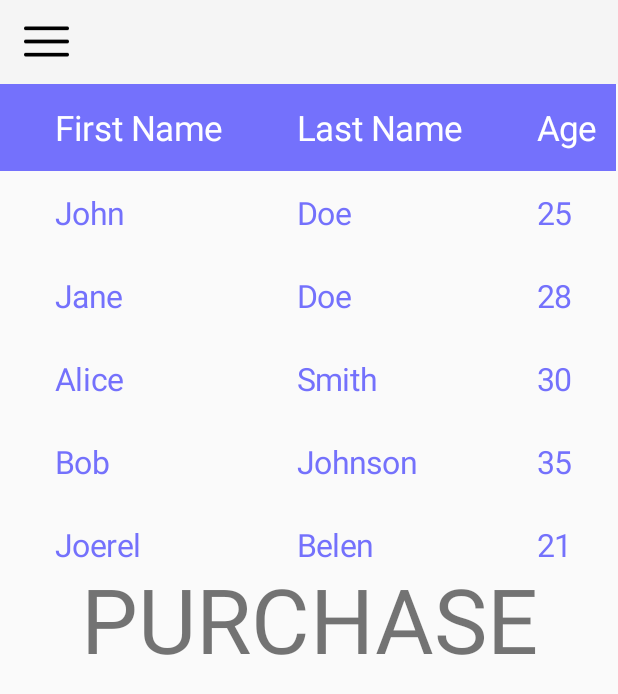
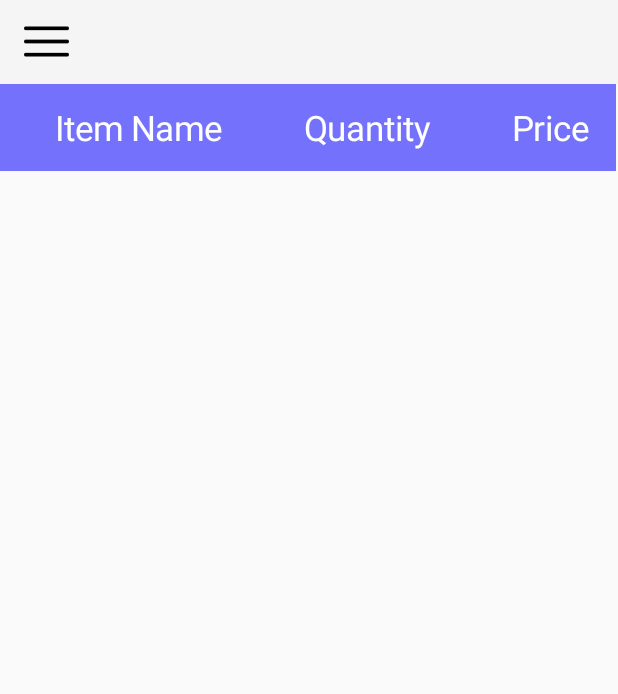
Before and after one commit to jrlbln/Capstone, an Android app: the Purchase screen opened directly, with no data from a screen before it, on a phone screen of 412 x 824 dp. Shown: the top 694 px of the screen. Run offline under Robolectric (Android 15) with nearby library versions, the phone set to English and light mode, and no system bars; our stand-ins replace Firebase (no records; nobody signed in at launch, a user with empty details on screens opened directly).

Commit message:
added Purchase list feature
the list will be populated with items with lessthan or equal to 5 quantity

```diff
--- a/app/src/main/java/com/example/capstone/Purchase.java
+++ b/app/src/main/java/com/example/capstone/Purchase.java
@@ -11,21 +11,32 @@ import androidx.drawerlayout.widget.DrawerLayout;
 import android.content.Intent;
 import android.graphics.Color;
 import android.os.Bundle;
+import android.util.Log;
 import android.view.MenuItem;
 import android.view.View;
+import android.view.ViewGroup;
 import android.widget.Button;
 import android.widget.TableLayout;
 import android.widget.TableRow;
 import android.widget.TextView;
 
 import com.google.android.material.navigation.NavigationView;
+import com.google.firebase.auth.FirebaseAuth;
+import com.google.firebase.firestore.CollectionReference;
+import com.google.firebase.firestore.DocumentSnapshot;
+import com.google.firebase.firestore.FirebaseFirestore;
+
+import java.util.Objects;
 
 public class Purchase extends AppCompatActivity {
 
     private DrawerLayout drawerLayout;
     private NavigationView navigationView;
     private TableLayout tableLayout;
-    private String[][] data = {{"John", "Doe", "25"}, {"Jane", "Doe", "28"}};
+    private FirebaseFirestore db = FirebaseFirestore.getInstance();
+    private FirebaseAuth mAuth = FirebaseAuth.getInstance();
+    private CollectionReference itemsRef;
+
 
     @Override
     protected void onCreate(Bundle savedInstanceState) {
@@ -86,9 +97,10 @@ public class Purchase extends AppCompatActivity {
         });
 
         //table
+
         // Create header row
         TableRow headerRow = new TableRow(this);
-        String[] headerText = {"First Name", "Last Name", "Age"};
+        String[] headerText = {"Item Name", "Quantity", "Price"};
         for (String text : headerText) {
             TextView textView = new TextView(this);
             textView.setText(text);
@@ -100,24 +112,42 @@ public class Purchase extends AppCompatActivity {
         }
         tableLayout.addView(headerRow);
 
-        // Add initial data rows
-        for (String[] row : data) {
-            TableRow dataRow = new TableRow(this);
-            for (String text : row) {
-                TextView textView = new TextView(this);
-                textView.setText(text);
-                textView.setTextColor(ContextCompat.getColor(this, R.color.purple));
-                textView.setTextSize(21);
-                textView.setPadding(55, 20, 20, 20);
-                dataRow.addView(textView);
-            }
-            tableLayout.addView(dataRow);
-        }
+        // Read data from Firestore
+        mAuth = FirebaseAuth.getInstance();
+        String userId = Objects.requireNonNull(mAuth.getCurrentUser()).getUid();
+        itemsRef = db.collection("users").document(userId).collection("item");
 
-        // Add new data dynamically
-        addDataToTable("Alice", "Smith", "30");
-        addDataToTable("Bob", "Johnson", "35");
-        addDataToTable("Joerel", "Belen", "21");
+        itemsRef.get()
+                .addOnCompleteListener(task -> {
+                    if (task.isSuccessful()) {
+                        for (DocumentSnapshot document : task.getResult()) {
+                            String name = document.getString("name");
+                            String quantity = document.getString("quantity");
+                            String price = document.getString("price");
+                            int quantityInt = Integer.parseInt(quantity);
+
+                            if (quantityInt < 5) {
+                                TableRow row = new TableRow(this);
+                                TextView nameTextView = new TextView(this);
+                                TextView quantityTextView = new TextView(this);
+                                TextView priceTextView = new TextView(this);
+
+                                nameTextView.setText(name);
+                                quantityTextView.setText(quantity);
+                                priceTextView.setText(price);
+
+                                row.addView(nameTextView);
+                                row.addView(quantityTextView);
+                                row.addView(priceTextView);
+
+                                tableLayout.addView(row, new TableLayout.LayoutParams(
+                                        ViewGroup.LayoutParams.WRAP_CONTENT, ViewGroup.LayoutParams.WRAP_CONTENT));
+                            }
+                        }
+                    } else {
+                        Log.d("ViewItems", "Error getting items", task.getException());
+                    }
+                });
 
     }
 
@@ -131,18 +161,4 @@ public class Purchase extends AppCompatActivity {
         }
     }
 
-    //table
-    private void addDataToTable(String firstName, String lastName, String age) {
-        TableRow dataRow = new TableRow(this);
-        String[] rowData = {firstName, lastName, age};
-        for (String text : rowData) {
-            TextView textView = new TextView(this);
-            textView.setText(text);
-            textView.setTextColor(ContextCompat.getColor(this, R.color.purple));
-            textView.setTextSize(21);
-            textView.setPadding(55, 20, 20, 20);
-            dataRow.addView(textView);
-        }
-        tableLayout.addView(dataRow);
-    }
 }
--- a/app/src/main/res/layout/inventory.xml
+++ b/app/src/main/res/layout/inventory.xml
@@ -34,9 +34,10 @@
             android:id="@+id/tableLayout"
             android:layout_width="match_parent"
             android:layout_height="wrap_content"
+            android:layout_marginTop="40dp"
             android:stretchColumns="*"
             app:layout_constraintEnd_toEndOf="parent"
-            app:layout_constraintHorizontal_bias="1.0"
+            app:layout_constraintHorizontal_bias="0.0"
             app:layout_constraintStart_toStartOf="parent"
             app:layout_constraintTop_toBottomOf="@+id/toolbar">
 
--- a/app/src/main/res/layout/purchase.xml
+++ b/app/src/main/res/layout/purchase.xml
@@ -43,16 +43,6 @@
 
         </TableLayout>
 
-        <TextView
-            android:layout_width="wrap_content"
-            android:layout_height="wrap_content"
-            android:text="PURCHASE"
-            android:textSize="60sp"
-            app:layout_constraintBottom_toBottomOf="parent"
-            app:layout_constraintEnd_toEndOf="parent"
-            app:layout_constraintStart_toStartOf="parent"
-            app:layout_constraintTop_toTopOf="parent" />
-
     </androidx.constraintlayout.widget.ConstraintLayout>
 
 
```
Also changed, not shown: app/src/main/java/com/example/capstone/Inventory.java (+40 -1 lines).
